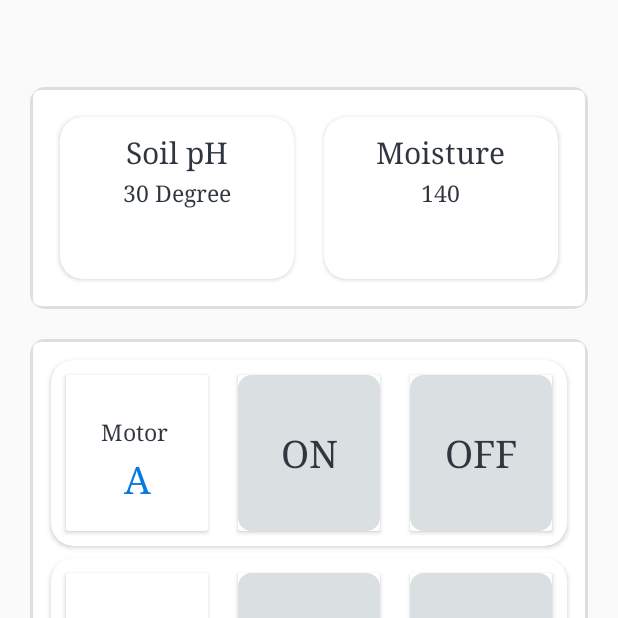
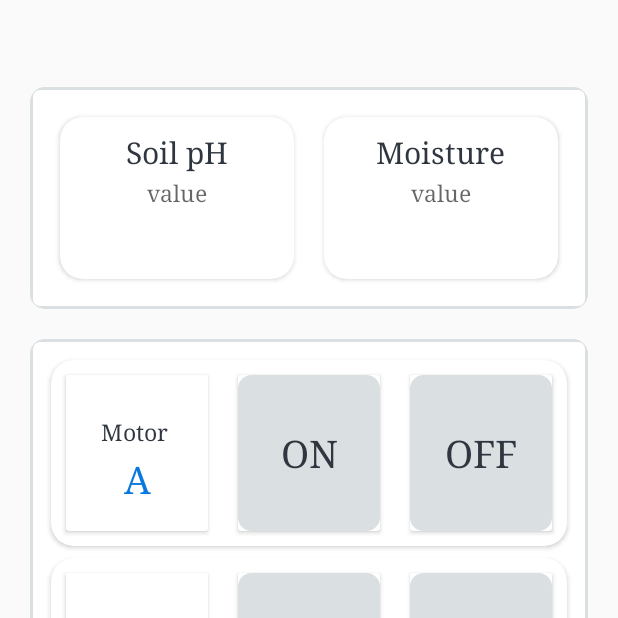
Before and after one commit to sagarmahajan20/NC_TIU_SB109_Trojans301, an Android app: the Irrigation screen opened directly, with no data from a screen before it, on a phone screen of 412 x 824 dp, the top half of it. Run offline under Robolectric (Android 15) with nearby library versions, the phone set to English and light mode, and no system bars; our stand-ins replace Volley.

Commit message:
modified activity_irrigation.xml and irrigation.java

```diff
--- a/app/src/main/res/layout/activity_irrigation.xml
+++ b/app/src/main/res/layout/activity_irrigation.xml
@@ -42,7 +42,7 @@
                         android:layout_height="wrap_content"
                         android:layout_centerHorizontal="true"
                         android:layout_marginTop="40dp"
-                        android:text="30 Degree"
+                        android:hint="value"
                         android:fontFamily="serif"
                         android:textColor="#2F363F"
                         android:textSize="15sp"
@@ -81,7 +81,7 @@
                         android:layout_height="wrap_content"
                         android:layout_centerHorizontal="true"
                         android:layout_marginTop="40dp"
-                        android:text="140"
+                        android:hint="value"
                         android:fontFamily="serif"
                         android:textColor="#2F363F"
                         android:textSize="15sp"
```
Also changed, not shown: app/src/main/java/com/example/olx/Irrigation.java (+13 -1 lines).
